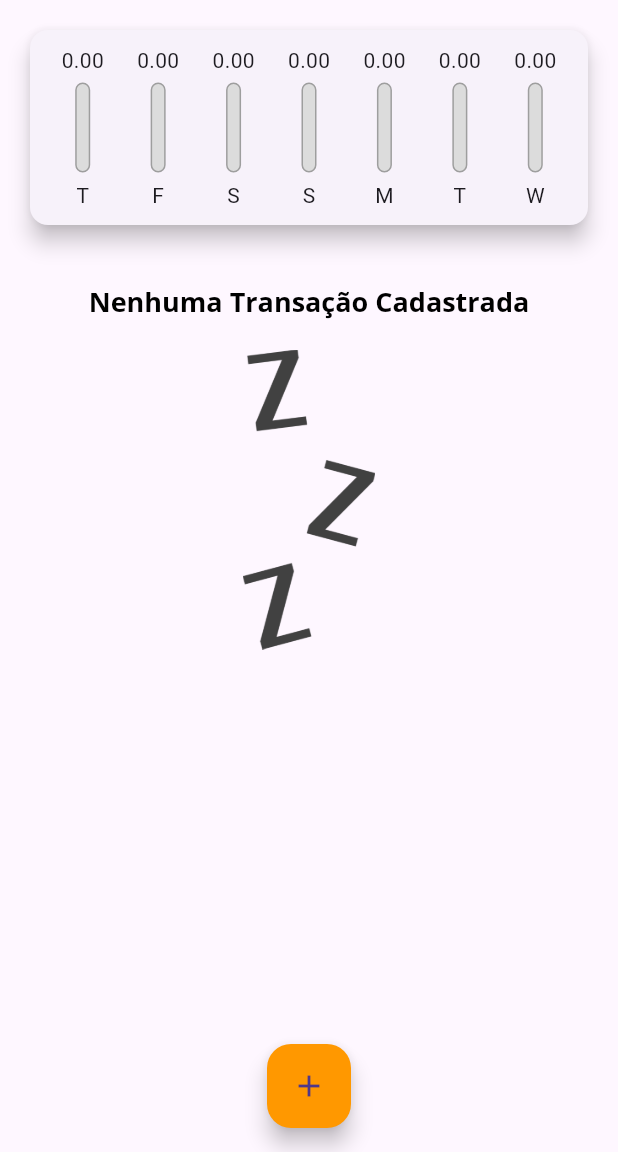
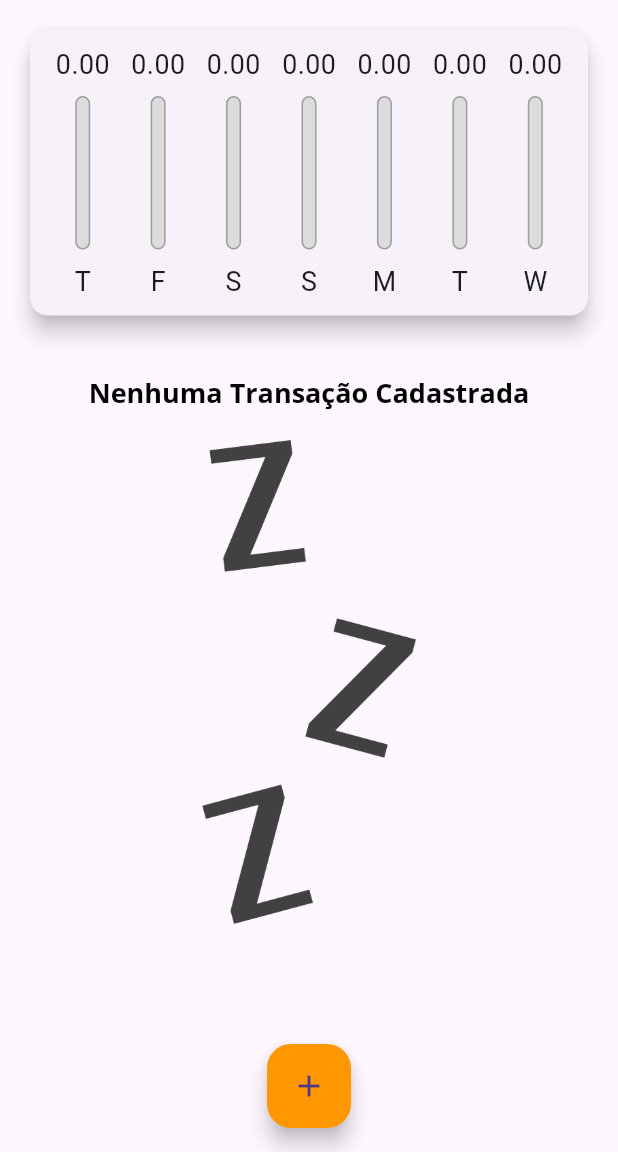
Before and after one commit to diegoaquino91/expenses, a Flutter app: the screen it shows after launch, on a phone screen of 412 x 824 dp, the part 84-1236 px from its top. Run offline on Flutter 3.47's test engine with Material 3 defaults, Android fonts, the phone set to English and light mode, and no system bars.

Commit message:
adicionando interfaces responsivas e adaptativas

```diff
--- a/lib/components/chart_bar.dart
+++ b/lib/components/chart_bar.dart
@@ -14,17 +14,19 @@ class ChartBar extends StatelessWidget {
 
   @override
   Widget build(BuildContext context) {
+    return LayoutBuilder(
+      builder: (ctx, constraints) {
         return Column(
           children: [
             SizedBox(
-          height: 20,
+              height: constraints.maxHeight * 0.15,
               child: FittedBox(
                 child: Text(value.toStringAsFixed(2)),
               ),
             ),
-        const SizedBox(height: 5),
+            SizedBox(height: constraints.maxHeight * 0.05),
             SizedBox(
-          height: 60,
+              height: constraints.maxHeight * 0.6,
               width: 10,
               child: Stack(
                 alignment: Alignment.bottomCenter,
@@ -51,9 +53,16 @@ class ChartBar extends StatelessWidget {
                 ],
               ),
             ),
-        const SizedBox(height: 5),
-        Text(label),
+            SizedBox(height: constraints.maxHeight * 0.05),
+            SizedBox(
+              height: constraints.maxHeight * 0.15,
+              child: FittedBox(
+                child: Text(label),
+              ),
+            ),
           ],
+        );
+      },
     );
   }
 }
--- a/lib/components/transaction_form.dart
+++ b/lib/components/transaction_form.dart
@@ -43,10 +43,16 @@ class _TransactionFormState extends State<TransactionForm> {
 
   @override
   Widget build(BuildContext context) {
-    return Card(
+    return SingleChildScrollView(
+      child: Card(
         elevation: 5,
         child: Padding(
-        padding: const EdgeInsets.all(10),
+          padding: EdgeInsets.only(
+            top: 10,
+            right: 10,
+            left: 10,
+            bottom: 10 + MediaQuery.of(context).viewInsets.bottom,
+          ),
           child: Column(
             children: [
               TextField(
@@ -106,6 +112,7 @@ class _TransactionFormState extends State<TransactionForm> {
             ],
           ),
         ),
+      ),
     );
   }
 }
--- a/lib/components/transaction_list.dart
+++ b/lib/components/transaction_list.dart
@@ -9,10 +9,10 @@ class TransactionList extends StatelessWidget {
 
   @override
   Widget build(BuildContext context) {
-    return SizedBox(
-      height: 430,
-      child: transactions.isEmpty
-          ? Column(
+    return transactions.isEmpty
+        ? LayoutBuilder(
+            builder: (ctx, constraints) {
+              return Column(
                 children: [
                   const SizedBox(height: 20),
                   Text(
@@ -21,13 +21,15 @@ class TransactionList extends StatelessWidget {
                   ),
                   const SizedBox(height: 20),
                   SizedBox(
-                  height: 200,
+                    height: constraints.maxHeight * 0.6,
                     child: Image.asset(
                       'assets/images/waiting.png',
                       fit: BoxFit.cover,
                     ),
                   ),
                 ],
+              );
+            },
           )
         : ListView.builder(
             itemCount: transactions.length,
@@ -65,7 +67,18 @@ class TransactionList extends StatelessWidget {
                       color: Colors.grey,
                     ),
                   ),
-                    trailing: IconButton(
+                  trailing: MediaQuery.of(context).size.width > 390
+                      ? TextButton.icon(
+                          onPressed: () => onRemove(tr.id),
+                          icon: const Icon(Icons.delete),
+                          label: Text(
+                            'Excluir',
+                            style: TextStyle(
+                              color: Colors.red[500],
+                            ),
+                          ),
+                        )
+                      : IconButton(
                           icon: const Icon(Icons.delete),
                           color: Colors.red[500],
                           onPressed: () => onRemove(tr.id),
@@ -73,7 +86,6 @@ class TransactionList extends StatelessWidget {
                 ),
               );
             },
-            ),
           );
   }
 }
--- a/lib/main.dart
+++ b/lib/main.dart
@@ -1,9 +1,11 @@
 import 'components/chart.dart';
 import 'package:flutter/material.dart';
+import 'package:flutter/cupertino.dart';
 import 'components/transaction_form.dart';
 import 'components/transaction_list.dart';
 import 'models/transaction.dart';
 import 'dart:math';
+import 'dart:io';
 
 main() => runApp(const ExpensesApp());
 
@@ -33,12 +35,13 @@ class ExpensesApp extends StatelessWidget {
                 color: Colors.white,
                 fontWeight: FontWeight.bold,
               )),
-          appBarTheme: const AppBarTheme(
+          appBarTheme: AppBarTheme(
               centerTitle: true,
               backgroundColor: Colors.blue,
               titleTextStyle: TextStyle(
                 color: Colors.black,
-                fontSize: 20,
+                fontSize:
+                    20 * MediaQuery.maybeOf(context)!.textScaler.scale(20) / 20,
                 fontWeight: FontWeight.bold,
                 fontFamily: 'OpenSans',
               ))),
@@ -55,6 +58,7 @@ class MyHomePage extends StatefulWidget {
 
 class _MyHomePageState extends State<MyHomePage> {
   final List<Transaction> _transactions = [];
+  bool _showChart = false;
 
   List<Transaction> get _recentTransactions {
     return _transactions.where((tr) {
@@ -93,33 +97,102 @@ class _MyHomePageState extends State<MyHomePage> {
     );
   }
 
+  Widget _getIconButton(IconData icon, Function() fn) {
+    return Platform.isIOS
+        ? GestureDetector(onTap: fn, child: Icon(icon))
+        : IconButton(icon: Icon(icon), onPressed: fn);
+  }
+
   @override
   Widget build(BuildContext context) {
-    return Scaffold(
-      appBar: AppBar(
-        title: const Text('Despesas Pessoais'),
-        actions: [
-          IconButton(
-            icon: const Icon(Icons.add),
-            onPressed: () => _openTransactionFormModal(context),
-          )
-        ],
+    final mediaQuery = MediaQuery.of(context);
+    bool isLandScape = mediaQuery.orientation == Orientation.landscape;
+    final iconList = Platform.isIOS ? CupertinoIcons.refresh : Icons.list;
+    final chartList = Platform.isIOS ? CupertinoIcons.refresh : Icons.show_chart;
+
+    final actions = [
+      if (isLandScape)
+        _getIconButton(
+          _showChart ? iconList : chartList,
+          () {
+            setState(() {
+              _showChart = !_showChart;
+            });
+          },
+        ),
+      _getIconButton(
+        Platform.isIOS ? CupertinoIcons.add : Icons.add,
+        () => _openTransactionFormModal(context),
       ),
-      body: SingleChildScrollView(
+    ];
+
+    final appBar = AppBar(
+      title: const Text('Despesas Pessoais'),
+      actions: actions,
+    );
+    final availableHeight = mediaQuery.size.height -
+        appBar.preferredSize.height -
+        mediaQuery.padding.top;
+
+    final bodyPage = SafeArea(
+      child: SingleChildScrollView(
         child: Column(
           crossAxisAlignment: CrossAxisAlignment.stretch,
           children: [
-            Chart(_recentTransactions),
-            TransactionList(_transactions, _removeTransaction),
+            // if (isLandScape)
+            // Row(
+            //   mainAxisAlignment: MainAxisAlignment.center,
+            //   children: [
+            //     const Text('Exibir Gráfico'),
+            //     Switch.adaptive(
+            //       activeColor: Theme.of(context).colorScheme.secondary,
+            //       value: _showChart,
+            //       onChanged: (value) {
+            //         setState(() {
+            //           _showChart = value;
+            //         });
+            //       },
+            //     ),
+            //   ],
+            // ),
+            if (_showChart || !isLandScape)
+              SizedBox(
+                height: availableHeight * (isLandScape ? 0.8 : 0.3),
+                child: Chart(_recentTransactions),
+              ),
+            if (!_showChart || !isLandScape)
+              SizedBox(
+                height: availableHeight * (isLandScape ? 1 : 0.7),
+                child: TransactionList(_transactions, _removeTransaction),
+              ),
           ],
         ),
       ),
-      floatingActionButton: FloatingActionButton(
-        onPressed: () => _openTransactionFormModal(context),
-        backgroundColor: Theme.of(context).colorScheme.secondary,
-        child: const Icon(Icons.add),
-      ),
-      floatingActionButtonLocation: FloatingActionButtonLocation.centerFloat,
     );
+
+    return Platform.isIOS
+        ? CupertinoPageScaffold(
+            navigationBar: CupertinoNavigationBar(
+              middle: const Text('Despesas Pessoais'),
+              trailing: Row(
+                mainAxisSize: MainAxisSize.min,
+                children: actions,
+              ),
+            ),
+            child: bodyPage,
+          )
+        : Scaffold(
+            appBar: appBar,
+            body: bodyPage,
+            floatingActionButton: Platform.isIOS
+                ? Container()
+                : FloatingActionButton(
+                    onPressed: () => _openTransactionFormModal(context),
+                    backgroundColor: Theme.of(context).colorScheme.secondary,
+                    child: const Icon(Icons.add),
+                  ),
+            floatingActionButtonLocation:
+                FloatingActionButtonLocation.centerFloat,
+          );
   }
 }
```
Also changed, not shown: 1 other file. Lines whose indentation alone changed are shown as unchanged.
